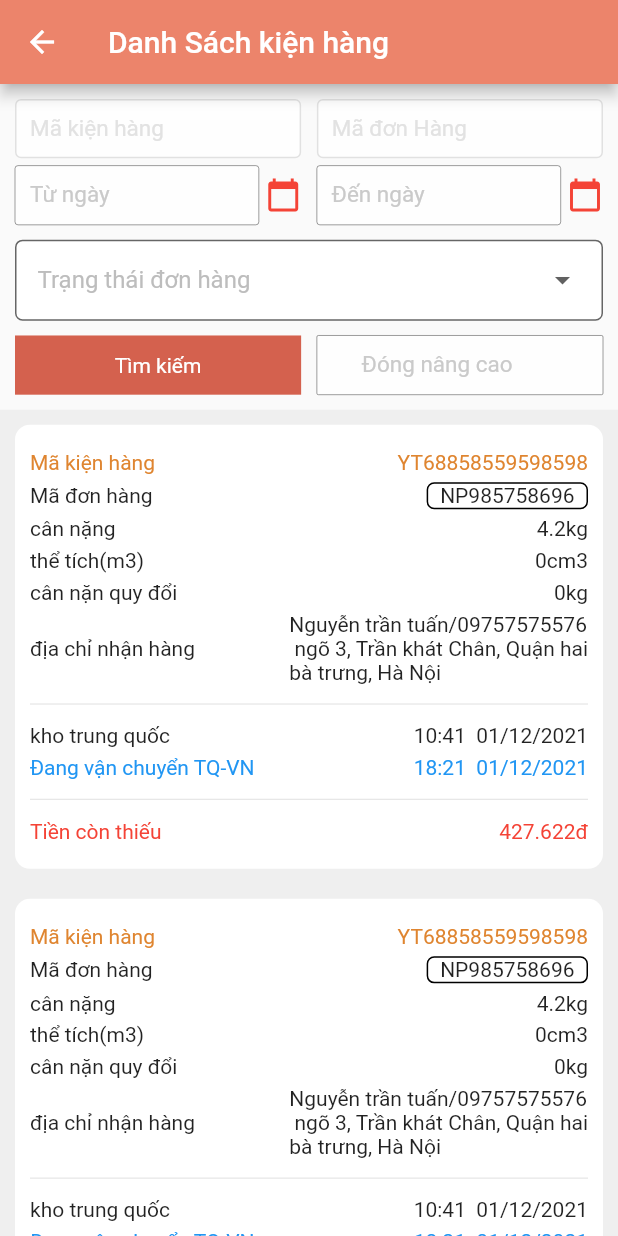
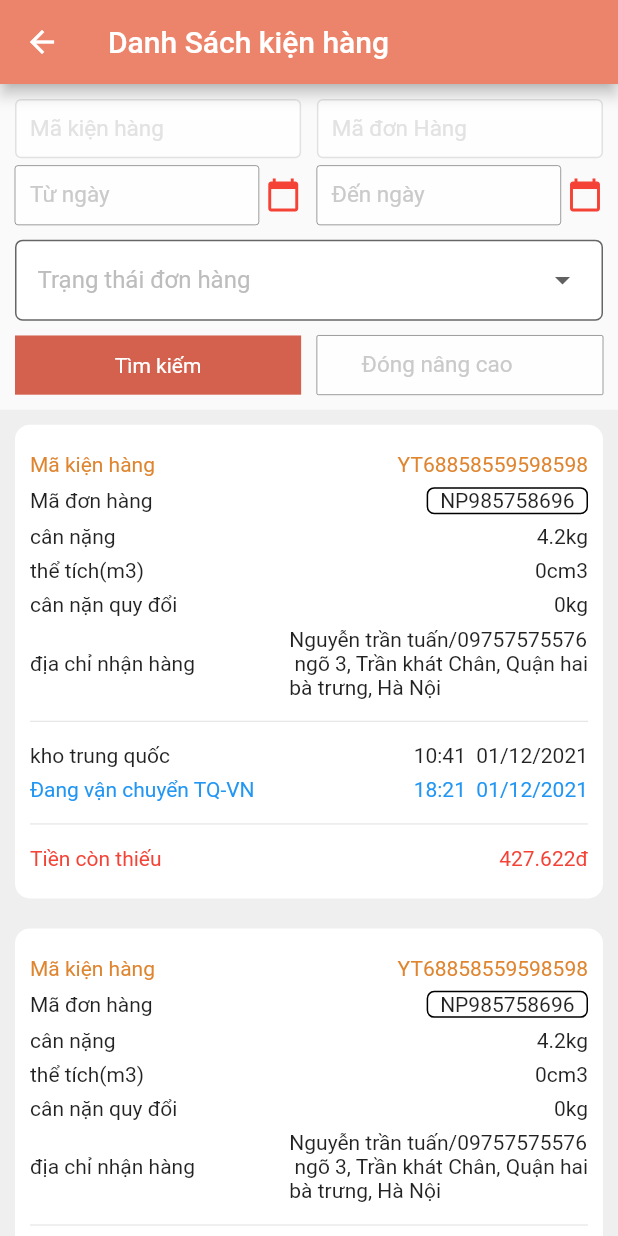
Before and after one commit to nduc999112/flutter_1, a Flutter app: the HomeSceen6 screen opened directly, on a phone screen of 412 x 824 dp. Run offline on Flutter 3.47's test engine with Material 2 defaults, Android fonts, the phone set to English and light mode, and no system bars; our stand-ins replace flutter_screenutil.

```diff
--- a/lib/home6_hung_0712/home_screen.dart
+++ b/lib/home6_hung_0712/home_screen.dart
@@ -360,7 +360,7 @@ class _HomeSceen6State extends State<HomeSceen6> {
                     return Padding(
                       padding: const EdgeInsets.all(10),
                       child: Container(
-                        height: SizeConst.h300,
+                        height: SizeConst.h320,
                         width: double.maxFinite,
                         decoration: BoxDecoration(
                             borderRadius: BorderRadius.circular(10), color: Colors.white),
--- a/lib/main.dart
+++ b/lib/main.dart
@@ -1,9 +1,10 @@
 import 'package:flutter/material.dart';
 import 'package:flutter_1/home10_hung1012/home_screen.dart';
-import 'package:flutter_1/home11_hung/login.dart';
+
 import 'package:flutter_1/home6_hung_0712/home_screen.dart';
 import 'package:flutter_1/home7/home7_view.dart';
 import 'package:flutter_1/view/dashboard/view.dart';
+
 import 'package:flutter_screenutil/flutter_screenutil.dart';
 
 import 'home/home.dart';
@@ -34,7 +35,7 @@ class MyApp extends StatelessWidget {
             theme: ThemeData(
               primarySwatch: Colors.blue,
             ),
-            home:  MyStatefulWidget(),
+            home:  Dashboard(),
           )
 
       );
```
Also changed, not shown: lib/view/dashboard/view.dart (+5 -4 lines).
